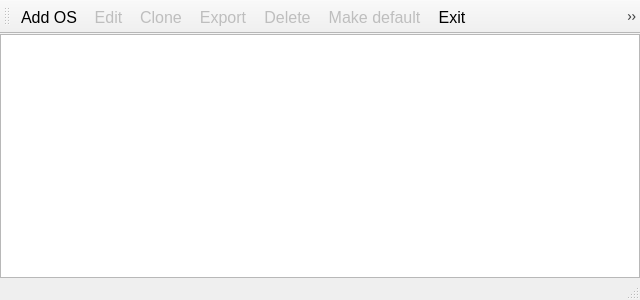
Above: BerrybootGUI2.0/mainwindow.ui from maxnet/berryboot before the change. Below: the same form after it.
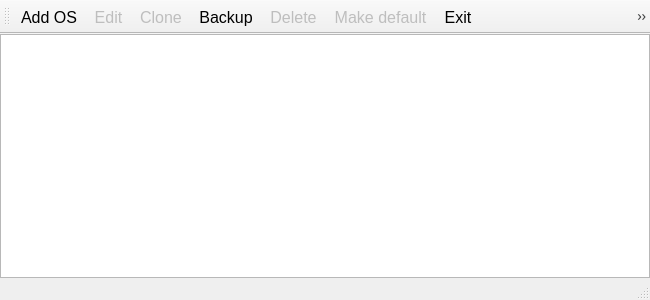
That is the form after the change. Icons and pictures are not drawn.

Commit message: Backup function. Fix module loading. debugconsole option

Diff of the .ui file:
```diff
--- a/BerrybootGUI2.0/mainwindow.ui
+++ b/BerrybootGUI2.0/mainwindow.ui
@@ -6,7 +6,7 @@
    <rect>
     <x>0</x>
     <y>0</y>
-    <width>640</width>
+    <width>650</width>
     <height>300</height>
    </rect>
   </property>
@@ -139,14 +139,14 @@
   </action>
   <action name="actionExport">
    <property name="enabled">
-    <bool>false</bool>
+    <bool>true</bool>
    </property>
    <property name="icon">
     <iconset resource="icons.qrc">
      <normaloff>:/icons/filesave.png</normaloff>:/icons/filesave.png</iconset>
    </property>
    <property name="text">
-    <string>Export</string>
+    <string>Backup</string>
    </property>
   </action>
   <action name="actionAdvanced_configuration">
```
The commit also changes 14 other files.
